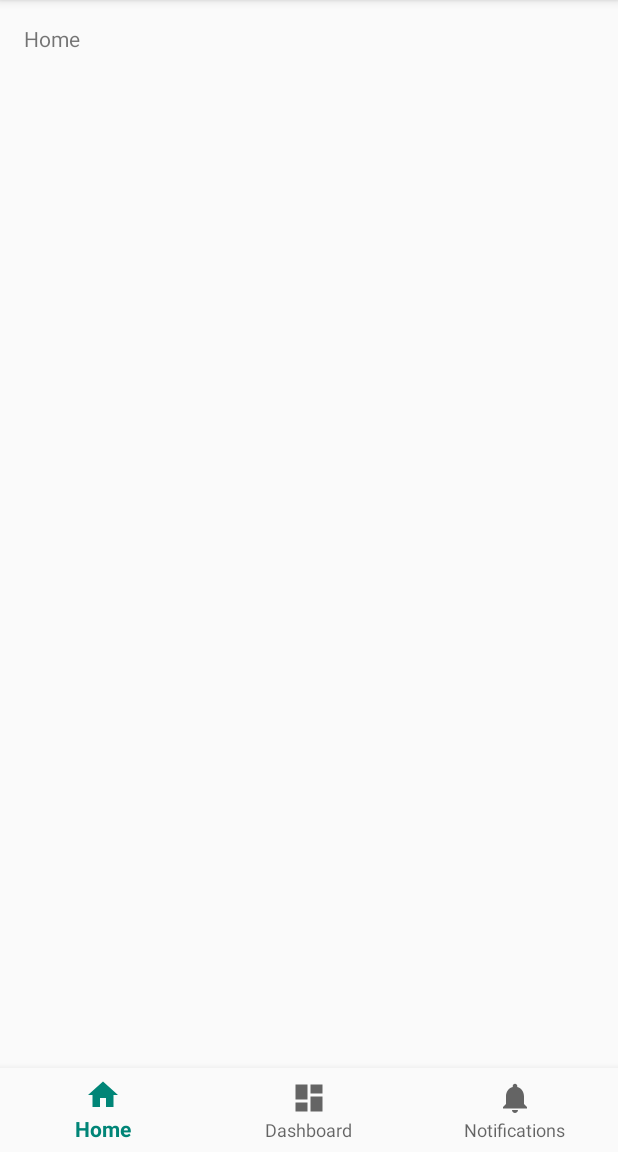
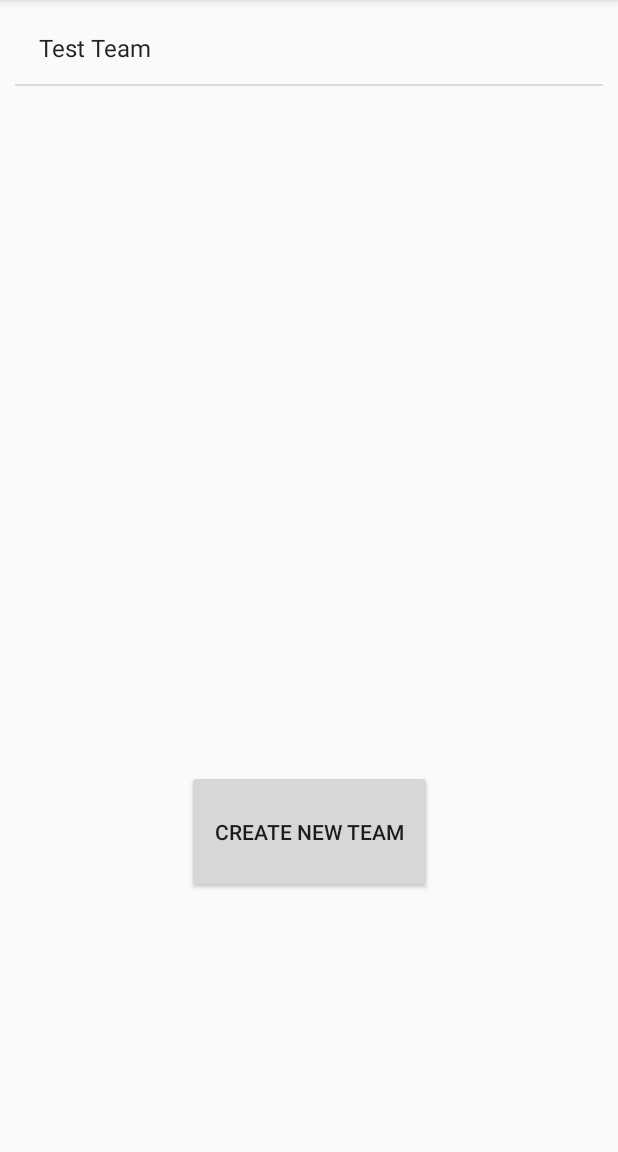
Before and after one commit to khawajaw/SportsManager, an Android app: the screen it shows after launch (TeamHomeActivity before the commit, TeamSelectActivity after it), after a tap on "LOGIN", on a phone screen of 412 x 824 dp, the part 84-1236 px from its top. Run offline under Robolectric (Android 15) with nearby library versions, the phone set to English and light mode, and no system bars.

Commit message:
added TeamSelectActivity

```diff
--- a/app/src/main/AndroidManifest.xml
+++ b/app/src/main/AndroidManifest.xml
@@ -9,7 +9,7 @@
         android:roundIcon="@mipmap/ic_launcher_round"
         android:supportsRtl="true"
         android:theme="@style/AppTheme">
-        <activity android:name=".CreateNew"></activity>
+        <activity android:name=".TeamSelectActivity"></activity>
         <activity
             android:name=".LoginActivity"
             android:label="@string/title_activity_login"
--- a/app/src/main/java/com/example/sportsmanager/LoginActivity.java
+++ b/app/src/main/java/com/example/sportsmanager/LoginActivity.java
@@ -17,7 +17,7 @@ public class LoginActivity extends AppCompatActivity {
         login_button.setOnClickListener(new View.OnClickListener() {
             @Override
             public void onClick(View v) {
-                Intent intent = new Intent(LoginActivity.this, TeamHomeActivity.class);
+                Intent intent = new Intent(LoginActivity.this, TeamSelectActivity.class);
                 startActivity(intent);
             }
         });
--- a/app/src/main/java/com/example/sportsmanager/TeamSelectActivity.java
+++ b/app/src/main/java/com/example/sportsmanager/TeamSelectActivity.java
@@ -1,13 +1,36 @@
 package com.example.sportsmanager;
 
+import android.app.Dialog;
+import android.content.Intent;
 import android.support.v7.app.AppCompatActivity;
 import android.os.Bundle;
+import android.app.LauncherActivity.ListItem;
+import android.view.View;
+import android.widget.AdapterView;
+import android.widget.ArrayAdapter;
+import android.widget.ListAdapter;
+import android.widget.ListView;
 
-public class CreateNew extends AppCompatActivity {
+public class TeamSelectActivity extends AppCompatActivity {
+
+    private ListView teamList;
 
     @Override
     protected void onCreate(Bundle savedInstanceState) {
         super.onCreate(savedInstanceState);
         setContentView(R.layout.activity_create_new);
+        teamList = findViewById(R.id.sportsList);
+        ArrayAdapter<String> adapter = new ArrayAdapter<>(this, android.R.layout.simple_list_item_1);
+        adapter.add("Test Team");
+        teamList.setAdapter(adapter);
+        teamList.setOnItemClickListener(new AdapterView.OnItemClickListener() {
+            @Override
+            public void onItemClick(AdapterView<?> parent, View view, int position, long id) {
+                Intent intent = new Intent(TeamSelectActivity.this, TeamHomeActivity.class);
+                startActivity(intent);
+            }
+        });
     }
+
+
 }
--- a/app/src/main/res/layout/activity_create_new.xml
+++ b/app/src/main/res/layout/activity_create_new.xml
@@ -4,12 +4,27 @@
     xmlns:tools="http://schemas.android.com/tools"
     android:layout_width="match_parent"
     android:layout_height="match_parent"
-    tools:context=".CreateNew">
+    tools:context=".TeamSelectActivity">
 
     <ListView
         android:id="@+id/sportsList"
-        android:layout_width="394dp"
-        android:layout_height="594dp"
-        tools:layout_editor_absoluteX="8dp"
-        tools:layout_editor_absoluteY="129dp" />
+        android:layout_width="392dp"
+        android:layout_height="481dp"
+        android:layout_marginStart="8dp"
+        android:layout_marginTop="8dp"
+        android:layout_marginEnd="8dp"
+        app:layout_constraintEnd_toEndOf="parent"
+        app:layout_constraintStart_toStartOf="parent"
+        app:layout_constraintTop_toTopOf="parent" />
+
+    <Button
+        android:id="@+id/button"
+        android:layout_width="163dp"
+        android:layout_height="82dp"
+        android:text="@string/create_new"
+        app:layout_constraintEnd_toEndOf="parent"
+        app:layout_constraintStart_toStartOf="parent"
+        app:layout_constraintTop_toBottomOf="@id/sportsList"
+        android:layout_marginTop="24dp"/>
+
 </android.support.constraint.ConstraintLayout>
--- a/app/src/main/res/values/strings.xml
+++ b/app/src/main/res/values/strings.xml
@@ -5,4 +5,5 @@
     <string name="title_notifications">Notifications</string>
     <string name="title_activity_login">LoginActivity</string>
     <string name="login">Login</string>
+    <string name="create_new">Create New Team</string>
 </resources>
```
